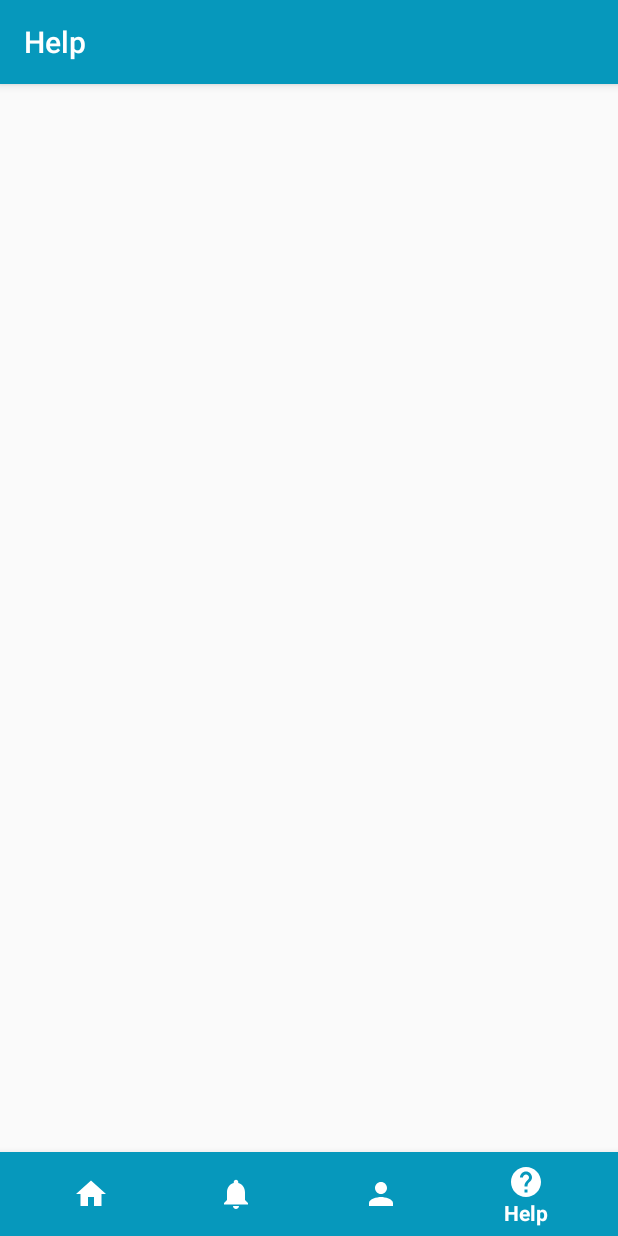
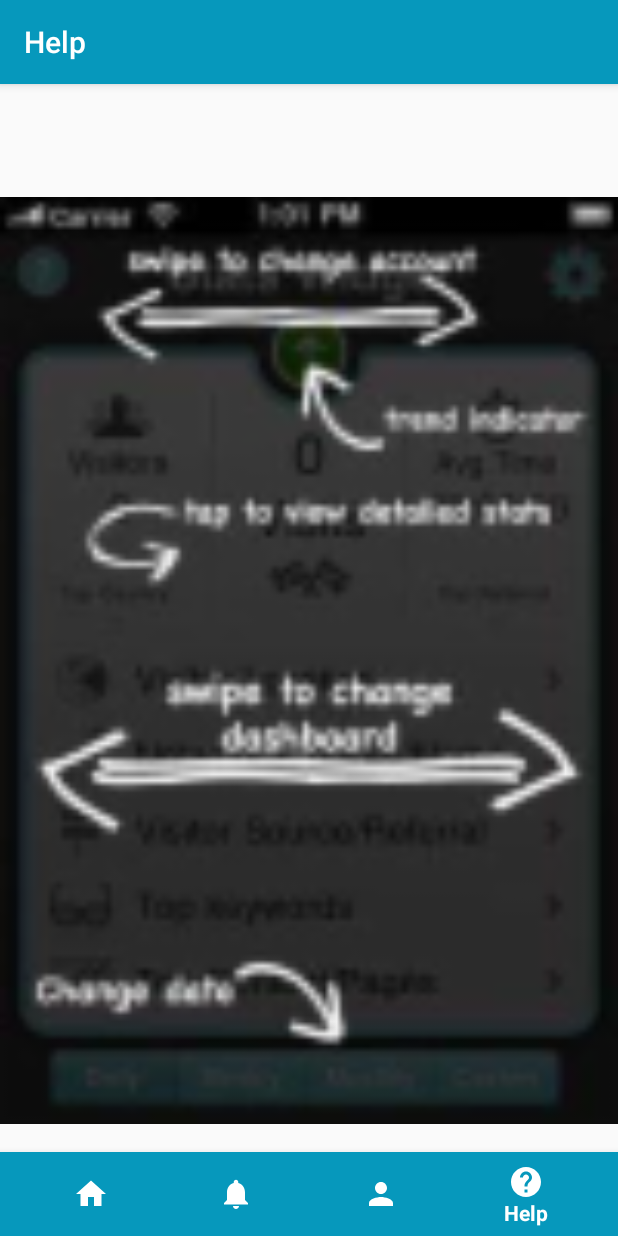
Before and after one commit to YousraMahid/VotingSystemV1, an Android app: the HomeFragment screen opened directly, with no data from a screen before it, item 4 of the bottom bar chosen, on a phone screen of 412 x 824 dp. Run offline under Robolectric (Android 15) with nearby library versions, the phone set to English and light mode, and no system bars.

Commit message:
Add Help Page and fit Fragment to layout

```diff
--- a/app/build.gradle
+++ b/app/build.gradle
@@ -27,7 +27,6 @@ dependencies {
     implementation 'com.weiwangcn.betterspinner:library-material:1.1.0'
     implementation 'com.android.support:support-v4:26.1.0'
     compile 'com.github.siyamed:android-shape-imageview:0.9.+@aar'
-
     testImplementation 'junit:junit:4.12'
     androidTestImplementation 'com.android.support.test:runner:1.0.1'
     androidTestImplementation 'com.android.support.test.espresso:espresso-core:3.0.1'
--- a/app/src/main/res/layout/activity_main.xml
+++ b/app/src/main/res/layout/activity_main.xml
@@ -11,7 +11,7 @@
     <FrameLayout
         android:id="@+id/frame_layout"
         android:layout_width="match_parent"
-        android:layout_height="wrap_content"
+        android:layout_height="match_parent"
         app:layout_constraintLeft_toLeftOf="parent"
         app:layout_constraintTop_toTopOf="parent" />
 
--- a/app/src/main/res/layout/fragment_.xml
+++ b/app/src/main/res/layout/fragment_.xml
@@ -54,6 +54,7 @@
             android:layout_width="200dp"
             android:layout_height="wrap_content"
             android:layout_gravity="center"
+            android:textAlignment="center"
             android:text="username" />
         <LinearLayout
             android:layout_width="match_parent"
--- a/app/src/main/res/layout/fragment_help.xml
+++ b/app/src/main/res/layout/fragment_help.xml
@@ -2,8 +2,14 @@
     xmlns:tools="http://schemas.android.com/tools"
     android:layout_width="match_parent"
     android:layout_height="match_parent"
+    xmlns:app="http://schemas.android.com/apk/res-auto"
+    app:layout_behavior="appbar_scrolling_view_behavior"
     tools:context="com.example.hp.votingsystemv1.Fragments.HelpFragment">
 
-
+<ImageView
+    android:layout_width="match_parent"
+    android:layout_height="match_parent"
+    android:layout_gravity="center"
+    android:src="@drawable/help"/>
 
 </FrameLayout>
--- a/app/src/main/res/layout/fragment_home.xml
+++ b/app/src/main/res/layout/fragment_home.xml
@@ -2,6 +2,7 @@
     xmlns:tools="http://schemas.android.com/tools"
     android:layout_width="match_parent"
     android:layout_height="match_parent"
+    android:background="@color/colorGrey"
     xmlns:app="http://schemas.android.com/apk/res-auto"
     tools:context="com.example.hp.votingsystemv1.Fragments.HomeFragment">
 
--- a/app/src/main/res/layout/fragment_note.xml
+++ b/app/src/main/res/layout/fragment_note.xml
@@ -3,6 +3,7 @@
     xmlns:tools="http://schemas.android.com/tools"
     android:layout_width="match_parent"
     android:layout_height="match_parent"
+    android:background="@color/colorGrey"
     xmlns:app="http://schemas.android.com/apk/res-auto"
     tools:context="com.example.hp.votingsystemv1.Fragments.NoteFragment">
 
--- a/app/src/main/res/menu/bottombar_menu.xml
+++ b/app/src/main/res/menu/bottombar_menu.xml
@@ -20,7 +20,7 @@
         app:showAsAction="ifRoom"/>
     <item
         android:id="@+id/help"
-        android:icon="@drawable/help"
+        android:icon="@drawable/helpicon"
         android:title="Help"
         app:showAsAction="ifRoom"/>
 
```
Also changed, not shown: app/src/main/res/drawable-hdpi/help.png (added), app/src/main/res/drawable-mdpi/help.png (added), app/src/main/res/drawable-xhdpi/help.png (added), app/src/main/res/drawable-xxhdpi/help.png (added), app/src/main/res/drawable-xxxhdpi/help.png (added), app/src/main/res/drawable/helpicon.xml (renamed from app/src/main/res/drawable/help.xml).
